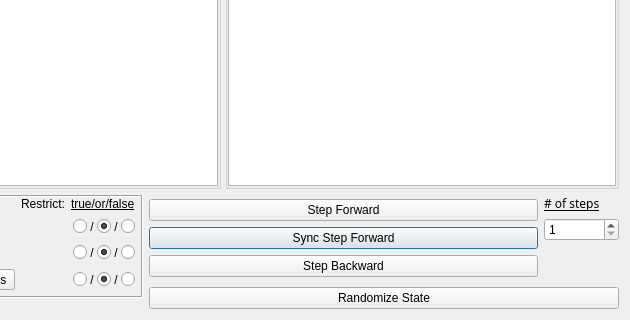
Qt form gui/explorew.ui (ProtocolConvergence/protocon) before a commit; both pictures show x 184 to 814 and y 410 to 730 of the 814 by 730 pixel window.
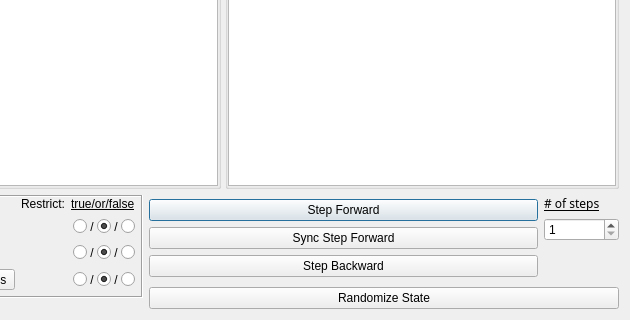
The same form after that commit.

Patch:
```diff
--- a/gui/explorew.ui
+++ b/gui/explorew.ui
@@ -929,7 +929,7 @@
        </widget>
       </item>
       <item>
-       <widget class="QWidget" name="verticalWidget" native="true">
+       <widget class="QWidget" name="verticalWidget_2" native="true">
         <property name="sizePolicy">
          <sizepolicy hsizetype="Preferred" vsizetype="Maximum">
           <horstretch>0</horstretch>
@@ -941,7 +941,7 @@
           <number>0</number>
          </property>
          <item>
-          <widget class="QWidget" name="horizontalWidget" native="true">
+          <widget class="QWidget" name="horizontalWidget_2" native="true">
            <property name="sizePolicy">
             <sizepolicy hsizetype="MinimumExpanding" vsizetype="Maximum">
              <horstretch>0</horstretch>
@@ -953,7 +953,7 @@
              <number>0</number>
             </property>
             <item>
-             <widget class="QWidget" name="verticalWidget" native="true">
+             <widget class="QWidget" name="verticalWidget_3" native="true">
               <property name="sizePolicy">
                <sizepolicy hsizetype="MinimumExpanding" vsizetype="Maximum">
                 <horstretch>0</horstretch>
@@ -976,7 +976,7 @@
                   <string>Step Forward</string>
                  </property>
                  <property name="autoDefault">
-                  <bool>false</bool>
+                  <bool>true</bool>
                  </property>
                 </widget>
                </item>
@@ -998,7 +998,7 @@
              </widget>
             </item>
             <item>
-             <widget class="QWidget" name="verticalWidget" native="true">
+             <widget class="QWidget" name="verticalWidget_4" native="true">
               <property name="sizePolicy">
                <sizepolicy hsizetype="Maximum" vsizetype="Maximum">
                 <horstretch>0</horstretch>
```
Left out of the diff: 2 changed lines with no effect on the pictures.
